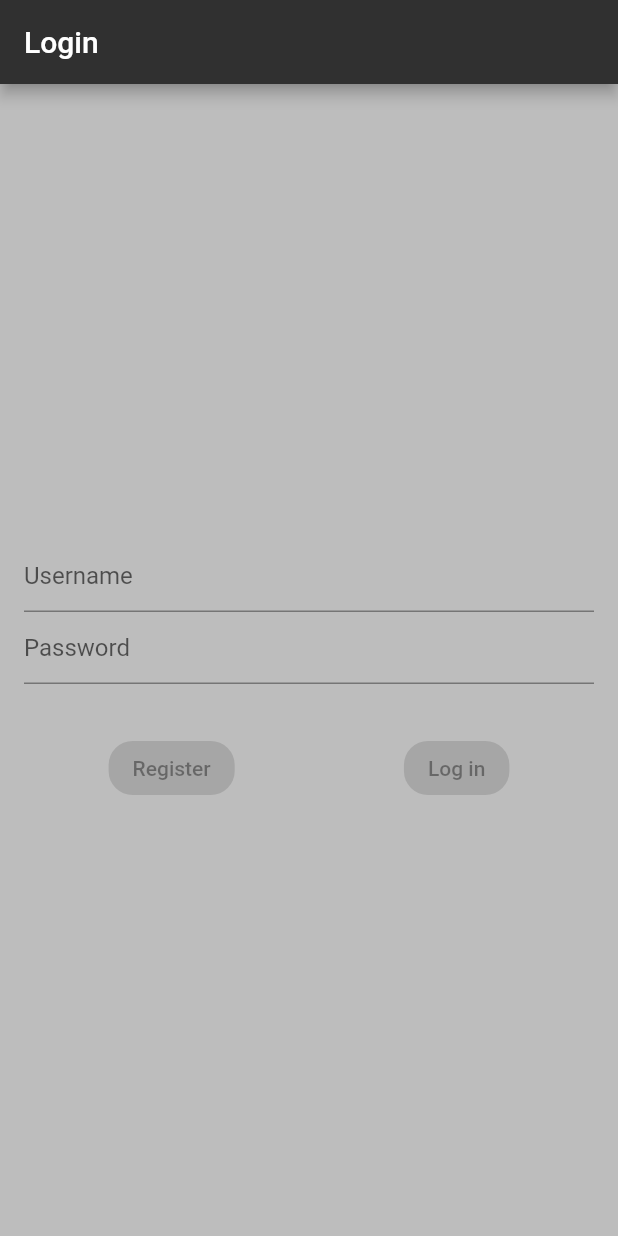
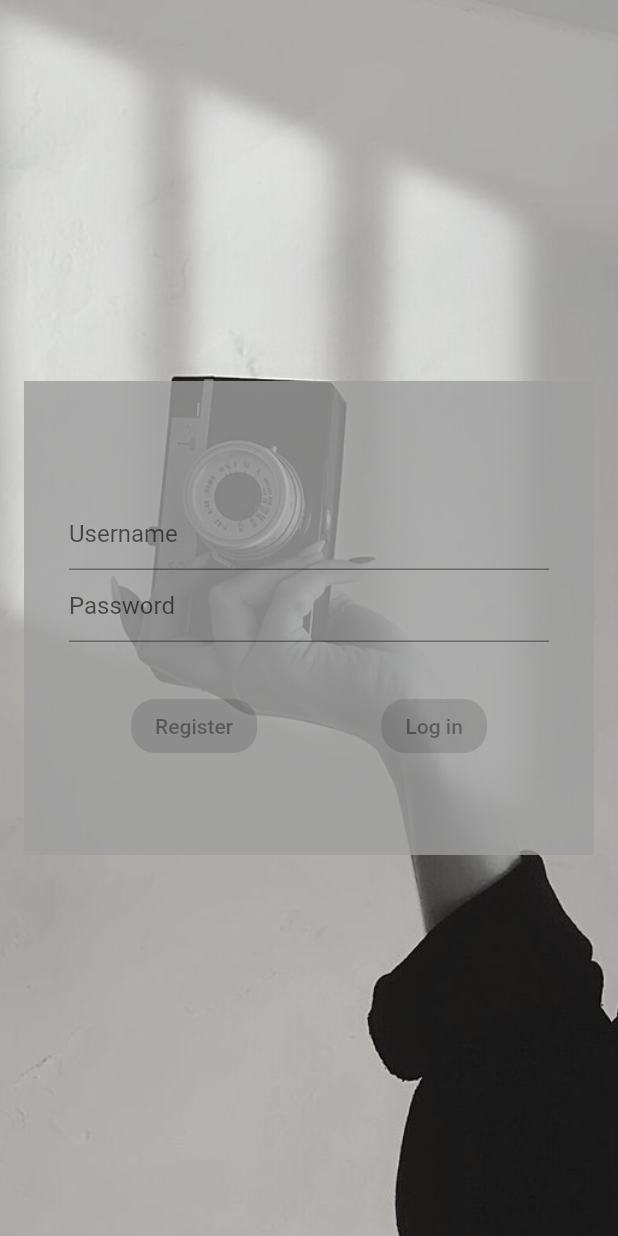
Before and after one commit to kyaay/Final-Mobile-Proj, a Flutter app: the screen it shows after launch, on a phone screen of 412 x 824 dp. Run offline on Flutter 3.47's test engine with Material 2 defaults, Android fonts, the phone set to English and light mode, and no system bars; our stand-ins replace hive_flutter; missing offline and left inert: simple_moment; accounts and stored records are empty.

Commit message:
Login screen edit + errors
Edited the background, pero naa shay error katung inig click sa register wala ko kasabot

```diff
--- a/insta_app/lib/src/screens/instaapp/insta_model.dart
+++ b/insta_app/lib/src/screens/instaapp/insta_model.dart
@@ -8,6 +8,7 @@ class Insta {
     this.details = '',
     DateTime? create,
   }) {
+    // ignore: unnecessary_null_comparison
     created == null ? this.created = DateTime.now() : this.created = created;
   }
 
--- a/insta_app/lib/src/screens/instaapp/widgets/insta_card.dart
+++ b/insta_app/lib/src/screens/instaapp/widgets/insta_card.dart
@@ -7,6 +7,7 @@ class InstaCard extends StatelessWidget {
   final Function()? onTap;
   final Function()? onLongPress;
   final EdgeInsets? margin;
+  // ignore: unused_field
   final ScrollController _sc = ScrollController();
 
   InstaCard(
--- a/insta_app/lib/src/screens/login/auth_screen.dart
+++ b/insta_app/lib/src/screens/login/auth_screen.dart
@@ -12,14 +12,14 @@ class Wrapper extends StatelessWidget {
           if (_authController.currentUser == null) {
             return AuthScreen(_authController);
           } else {
-            return TodoScreen(_authController);
+            return InstaScreen(_authController);
           }
         });
   }
 }
 
-Widget TodoScreen(AuthController authController) {
-  return TodoScreen(authController);
+Widget InstaScreen(AuthController authController) {
+  return InstaScreen(authController);
 }
 
 class AuthScreen extends StatefulWidget {
@@ -42,12 +42,14 @@ class _AuthScreenState extends State<AuthScreen> {
   @override
   Widget build(BuildContext context) {
     return Scaffold(
-      appBar: AppBar(
-        title: const Text('Login'),
-        backgroundColor: const Color(0xFF303030),
+      body: Container(
+        decoration: BoxDecoration(
+          image: DecorationImage(
+            image: AssetImage("assets/images/background.jpg"),
+            fit: BoxFit.cover,
           ),
-      backgroundColor: Colors.grey[400],
-      body: SafeArea(
+        ),
+        child: SafeArea(
           child: Center(
             child: SingleChildScrollView(
               child: Container(
@@ -60,6 +62,9 @@ class _AuthScreenState extends State<AuthScreen> {
                       setState(() {});
                     }
                   },
+                  child: Container(
+                    color: Colors.grey.withOpacity(.8),
+                    padding: EdgeInsets.all(30),
                     child: Column(
                       mainAxisSize: MainAxisSize.min,
                       children: [
@@ -68,7 +73,8 @@ class _AuthScreenState extends State<AuthScreen> {
                           child: Text(prompts),
                         ),
                         TextFormField(
-                      decoration: const InputDecoration(hintText: 'Username'),
+                          decoration:
+                              const InputDecoration(hintText: 'Username'),
                           controller: _unCon,
                           validator: (value) {
                             if (value == null || value.isEmpty) {
@@ -98,7 +104,8 @@ class _AuthScreenState extends State<AuthScreen> {
                               children: [
                                 ElevatedButton(
                                   onPressed:
-                                  (_formKey.currentState?.validate() ?? false)
+                                      (_formKey.currentState?.validate() ??
+                                              false)
                                           ? () {
                                               String result = _auth.register(
                                                   _unCon.text, _passCon.text);
@@ -109,9 +116,11 @@ class _AuthScreenState extends State<AuthScreen> {
                                           : null,
                                   style: ElevatedButton.styleFrom(
                                       shape: RoundedRectangleBorder(
-                                    borderRadius: BorderRadius.circular(16.0),
+                                        borderRadius:
+                                            BorderRadius.circular(16.0),
                                       ),
-                                  primary: (_formKey.currentState?.validate() ??
+                                      primary:
+                                          (_formKey.currentState?.validate() ??
                                                   false)
                                               ? const Color(0xFF303030)
                                               : Colors.grey),
@@ -119,7 +128,8 @@ class _AuthScreenState extends State<AuthScreen> {
                                 ),
                                 ElevatedButton(
                                   onPressed:
-                                  (_formKey.currentState?.validate() ?? false)
+                                      (_formKey.currentState?.validate() ??
+                                              false)
                                           ? () {
                                               bool result = _auth.login(
                                                   _unCon.text, _passCon.text);
@@ -133,9 +143,11 @@ class _AuthScreenState extends State<AuthScreen> {
                                           : null,
                                   style: ElevatedButton.styleFrom(
                                       shape: RoundedRectangleBorder(
-                                    borderRadius: BorderRadius.circular(16.0),
+                                        borderRadius:
+                                            BorderRadius.circular(16.0),
                                       ),
-                                  primary: (_formKey.currentState?.validate() ??
+                                      primary:
+                                          (_formKey.currentState?.validate() ??
                                                   false)
                                               ? const Color(0xFF303030)
                                               : Colors.grey),
@@ -152,6 +164,8 @@ class _AuthScreenState extends State<AuthScreen> {
               ),
             ),
           ),
+        ),
+      ),
     );
   }
 }
--- a/insta_app/pubspec.yaml
+++ b/insta_app/pubspec.yaml
@@ -47,9 +47,8 @@ flutter:
   uses-material-design: true
 
   # To add assets to your application, add an assets section, like this:
-  # assets:
-  #   - images/a_dot_burr.jpeg
-  #   - images/a_dot_ham.jpeg
+  assets:
+    - assets/images/
 
   # An image asset can refer to one or more resolution-specific "variants", see
   # https://flutter.dev/assets-and-images/#resolution-aware.
```
Also changed, not shown: insta_app/lib/src/screens/instaapp/insta_screen.dart (+22 -0 lines), insta_app/assets/images/background.jpg (added). Lines whose indentation alone changed are shown as unchanged.
